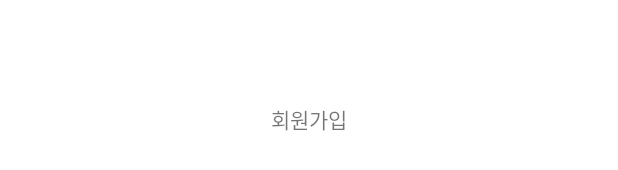
After one commit to Book-Nuts/booknuts-frontend, an Android app: the layout activity_sign_up.xml on its own in the app's theme, with its tools: preview values and no code run, on a phone screen of 412 x 824 dp. The commit adds this screen. Shown: the part 499-669 px from the top of the screen. Run offline under Robolectric (Android 15) with nearby library versions, the phone set to English and light mode, and no system bars.

Commit message:
[ADD] intro

```diff
--- a/app/src/main/java/kr/co/booknuts/LoginActivity.kt
+++ b/app/src/main/java/kr/co/booknuts/LoginActivity.kt
@@ -1,6 +1,7 @@
 package kr.co.booknuts
 
 import android.content.Context
+import android.content.Intent
 import androidx.appcompat.app.AppCompatActivity
 import android.os.Bundle
 import android.util.Log
@@ -63,7 +64,9 @@ class LoginActivity : AppCompatActivity() {
         }
 
         binding.textJoin.setOnClickListener {
-            Toast.makeText(this@LoginActivity, "회원가입", Toast.LENGTH_SHORT).show()
+            var intent = Intent(this, SignUpActivity::class.java)
+            startActivity(intent)
+            //Toast.makeText(this@LoginActivity, "회원가입", Toast.LENGTH_SHORT).show()
         }
     }
 
--- /dev/null
+++ b/app/src/main/res/layout/activity_sign_up.xml
@@ -0,0 +1,18 @@
+<?xml version="1.0" encoding="utf-8"?>
+<androidx.constraintlayout.widget.ConstraintLayout xmlns:android="http://schemas.android.com/apk/res/android"
+    xmlns:app="http://schemas.android.com/apk/res-auto"
+    xmlns:tools="http://schemas.android.com/tools"
+    android:layout_width="match_parent"
+    android:layout_height="match_parent"
+    tools:context=".SignUpActivity">
+
+    <TextView
+        android:id="@+id/textView"
+        android:layout_width="wrap_content"
+        android:layout_height="wrap_content"
+        android:text="회원가입"
+        app:layout_constraintBottom_toBottomOf="parent"
+        app:layout_constraintEnd_toEndOf="parent"
+        app:layout_constraintStart_toStartOf="parent"
+        app:layout_constraintTop_toTopOf="parent" />
+</androidx.constraintlayout.widget.ConstraintLayout>
--- a/app/src/main/res/values/themes.xml
+++ b/app/src/main/res/values/themes.xml
@@ -17,4 +17,10 @@
         <item name="windowActionBar">false</item>
         <item name="windowNoTitle">true</item>
     </style>
+    <style name="Intro" parent="Theme.MaterialComponents.DayNight.DarkActionBar">
+        <item name="android:windowFullscreen">true</item>
+        <!-- 타이틀바 제거 -->
+        <item name="windowActionBar">false</item>
+        <item name="windowNoTitle">true</item>
+    </style>
 </resources>
```
Also changed, not shown: app/src/main/AndroidManifest.xml (+16 -3 lines), app/src/main/java/kr/co/booknuts/IntroActivity.kt (added, +23 -0 lines), app/src/main/java/kr/co/booknuts/SignUpActivity.kt (added, +11 -0 lines), app/src/main/res/layout/activity_intro.xml (added, +19 -0 lines), app/src/main/res/drawable/img_logo_color.png (added).
